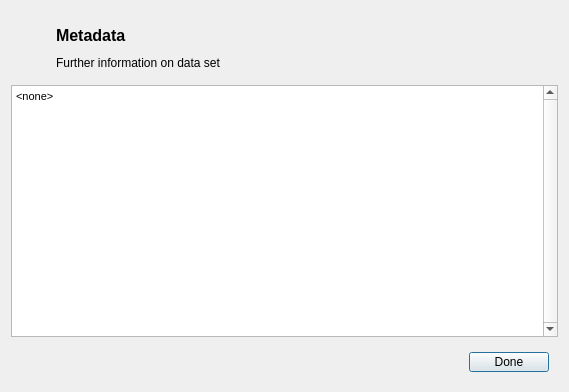
The window that gui/metadatadialog.ui (petermbach/urbanbeats-pss) describes before a commit, drawn with Qt 5.
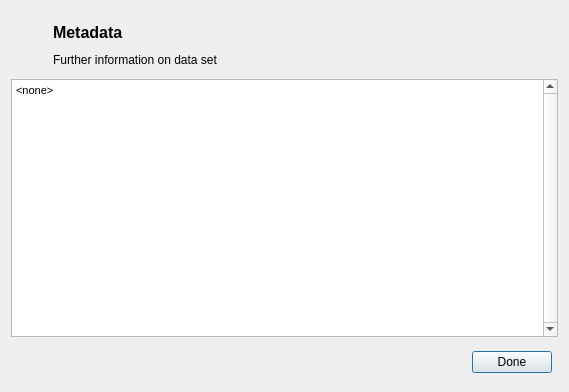
The same window after the commit. Icons and pictures are not drawn.

Commit message: Cleaned up the GUI, made some changes to many of the widget margins from 9px to 6px. Aesthetic improvements primarily.

The edit to the form file:
```diff
--- a/gui/metadatadialog.ui
+++ b/gui/metadatadialog.ui
@@ -21,6 +21,18 @@
    <item>
     <widget class="QWidget" name="header" native="true">
      <layout class="QGridLayout" name="gridLayout_2">
+      <property name="leftMargin">
+       <number>6</number>
+      </property>
+      <property name="topMargin">
+       <number>6</number>
+      </property>
+      <property name="rightMargin">
+       <number>6</number>
+      </property>
+      <property name="bottomMargin">
+       <number>6</number>
+      </property>
       <item row="0" column="0">
        <widget class="QLabel" name="title_logo">
         <property name="minimumSize">
@@ -108,6 +120,18 @@
       </size>
      </property>
      <layout class="QHBoxLayout" name="horizontalLayout_2">
+      <property name="leftMargin">
+       <number>6</number>
+      </property>
+      <property name="topMargin">
+       <number>6</number>
+      </property>
+      <property name="rightMargin">
+       <number>6</number>
+      </property>
+      <property name="bottomMargin">
+       <number>6</number>
+      </property>
       <item>
        <spacer name="horizontalSpacer">
         <property name="orientation">
```
Left out of the diff: 3 changed lines with no effect on the pictures. The commit also changes 42 other files.
